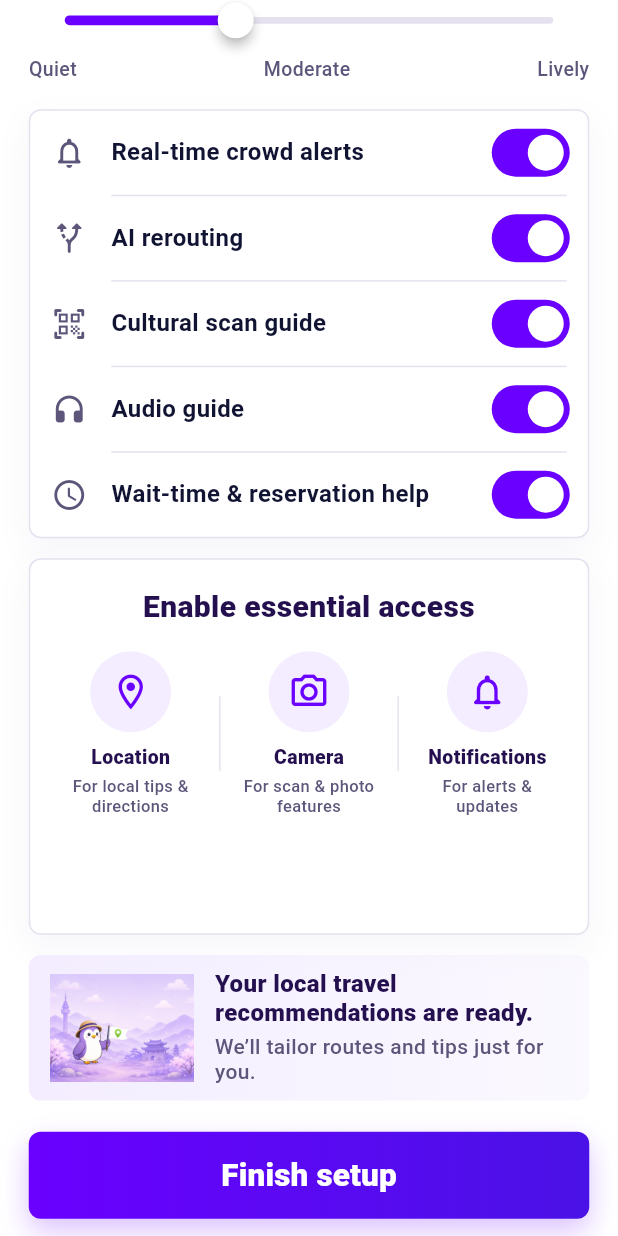
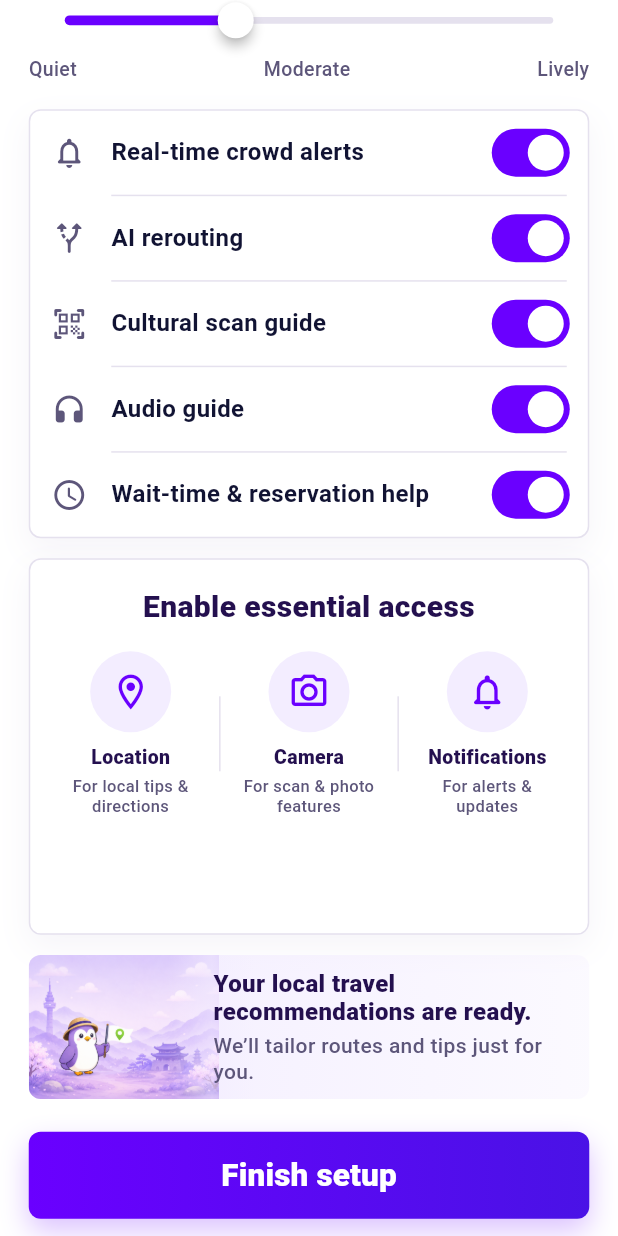
Before and after one commit to choihyungyu0/NoriGo, a Flutter app: the InterestsAlertsScreen screen opened by its route, scrolled down 569 dp, on a phone screen of 412 x 824 dp. Run offline on Flutter 3.47's test engine with Material 3 defaults, Android fonts, the phone set to English and light mode, and no system bars; our stand-ins replace camera.

Commit message:
Refine onboarding card layouts

```diff
--- a/lib/features/onboarding/presentation/interests_alerts_screen.dart
+++ b/lib/features/onboarding/presentation/interests_alerts_screen.dart
@@ -807,32 +807,62 @@ class _ReadyCard extends StatelessWidget {
 
   @override
   Widget build(BuildContext context) {
+    return LayoutBuilder(
+      builder: (context, constraints) {
+        final illustrationWidth = (constraints.maxWidth * 0.34).clamp(
+          126.0,
+          176.0,
+        );
+
         return Container(
-      constraints: const BoxConstraints(minHeight: 84),
-      padding: const EdgeInsets.symmetric(horizontal: 14, vertical: 10),
+          height: 96,
+          clipBehavior: Clip.antiAlias,
           decoration: BoxDecoration(
             borderRadius: BorderRadius.circular(8),
             gradient: LinearGradient(
               colors: [
                 _AlertColors.lavender,
-            _AlertColors.lavender.withValues(alpha: 0.36),
+                _AlertColors.lavender.withValues(alpha: 0.30),
               ],
             ),
           ),
-      child: Row(
+          child: Stack(
             children: [
-          SizedBox(
-            width: 96,
-            height: 72,
+              Positioned(
+                left: 0,
+                top: 0,
+                bottom: 0,
+                width: illustrationWidth,
                 child: Image.asset(
                   asset,
-              fit: BoxFit.contain,
+                  fit: BoxFit.cover,
+                  alignment: Alignment.centerLeft,
                   errorBuilder: (_, _, _) => const _ReadyImageFallback(),
                 ),
               ),
-          const SizedBox(width: 14),
-          const Expanded(
-            child: Column(
+              Positioned(
+                left: illustrationWidth - 34,
+                top: 0,
+                bottom: 0,
+                width: 58,
+                child: DecoratedBox(
+                  decoration: BoxDecoration(
+                    gradient: LinearGradient(
+                      colors: [
+                        _AlertColors.lavender.withValues(alpha: 0),
+                        _AlertColors.lavender.withValues(alpha: 0.56),
+                        _AlertColors.lavender.withValues(alpha: 0),
+                      ],
+                    ),
+                  ),
+                ),
+              ),
+              Positioned(
+                left: illustrationWidth - 4,
+                right: 14,
+                top: 0,
+                bottom: 0,
+                child: const Column(
                   crossAxisAlignment: CrossAxisAlignment.start,
                   mainAxisAlignment: MainAxisAlignment.center,
                   children: [
@@ -865,6 +895,8 @@ class _ReadyCard extends StatelessWidget {
             ],
           ),
         );
+      },
+    );
   }
 }
 
@@ -873,10 +905,14 @@ class _ReadyImageFallback extends StatelessWidget {
 
   @override
   Widget build(BuildContext context) {
-    return Center(
+    return DecoratedBox(
+      decoration: const BoxDecoration(color: _AlertColors.lavender),
+      child: Align(
+        alignment: Alignment.centerLeft,
         child: Container(
-        width: 58,
-        height: 58,
+          width: 68,
+          height: 68,
+          margin: const EdgeInsets.only(left: 18),
           alignment: Alignment.center,
           decoration: const BoxDecoration(
             color: _AlertColors.white,
@@ -885,7 +921,8 @@ class _ReadyImageFallback extends StatelessWidget {
           child: const Icon(
             Icons.auto_awesome_rounded,
             color: _AlertColors.purple,
-          size: 30,
+            size: 34,
+          ),
         ),
       ),
     );
--- a/lib/features/onboarding/presentation/trip_basics_screen.dart
+++ b/lib/features/onboarding/presentation/trip_basics_screen.dart
@@ -145,17 +145,13 @@ class _TripBasicsScreenState extends State<TripBasicsScreen> {
                                 ),
                               ),
                               SizedBox(height: 12 * scale),
-                              _ResponsivePair(
-                                compact: compact,
-                                left: _SectionCard(
+                              _SectionCard(
                                 icon: Icons.groups_rounded,
                                 title: '3. First visit?',
                                 child: _ChipRow(
                                   group: 'firstVisit',
                                   values: const ['Yes', 'No'],
-                                    selected: _basics.isFirstVisit
-                                        ? 'Yes'
-                                        : 'No',
+                                  selected: _basics.isFirstVisit ? 'Yes' : 'No',
                                   onSelected: (value) {
                                     _update(
                                       _basics.copyWith(
@@ -165,7 +161,8 @@ class _TripBasicsScreenState extends State<TripBasicsScreen> {
                                   },
                                 ),
                               ),
-                                right: _SectionCard(
+                              SizedBox(height: 12 * scale),
+                              _SectionCard(
                                 icon: Icons.card_travel_rounded,
                                 title: '4. Main purpose',
                                 child: _ChipRow(
@@ -183,7 +180,6 @@ class _TripBasicsScreenState extends State<TripBasicsScreen> {
                                       _basics.copyWith(mainPurpose: value),
                                     );
                                   },
-                                  ),
                                 ),
                               ),
                               SizedBox(height: 12 * scale),
```
Lines whose indentation alone changed are shown as unchanged.
